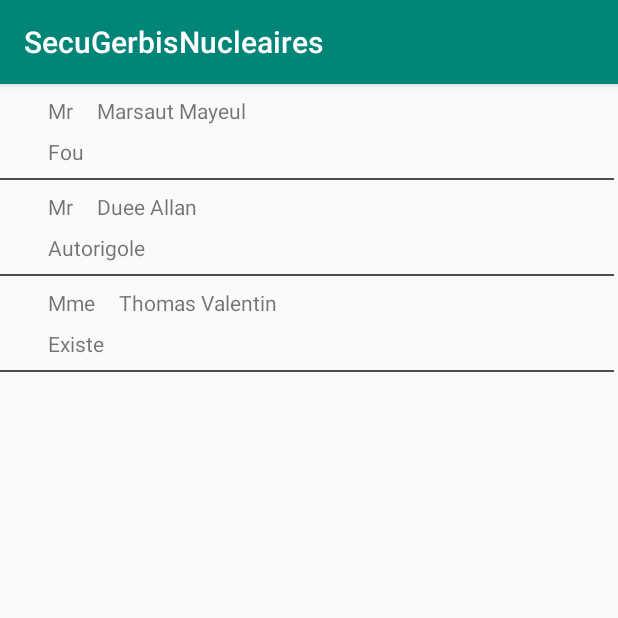
After one commit to EvannDev/cryptoMobile-1, an Android app: the PatientsInfoActivity screen opened directly, with no data from a screen before it, on a phone screen of 412 x 824 dp, the top half of it. The commit adds this screen. Run offline under Robolectric (Android 15) with nearby library versions, the phone set to English and light mode, and no system bars.

Commit message:
Pages : Home / PersonalIno / PatientInfo Features : RecyclerView + buttons

```diff
--- a/SecuGerbisNucleaires/app/build.gradle
+++ b/SecuGerbisNucleaires/app/build.gradle
@@ -35,5 +35,7 @@ dependencies {
     testImplementation 'junit:junit:4.12'
     androidTestImplementation 'androidx.test.ext:junit:1.1.1'
     androidTestImplementation 'androidx.test.espresso:espresso-core:3.2.0'
+    implementation 'androidx.recyclerview:recyclerview:1.1.0'
     // New dependencies here
+//    implementation 'com.squareup.picasso:picasso:2.71828'
 }
--- /dev/null
+++ b/SecuGerbisNucleaires/app/src/main/java/fr/isen/gerbisnucleaires/secugerbisnucleaires/PatientsInfoActivity.kt
@@ -0,0 +1,27 @@
+package fr.isen.gerbisnucleaires.secugerbisnucleaires
+
+import androidx.appcompat.app.AppCompatActivity
+import android.os.Bundle
+import android.widget.LinearLayout
+import androidx.recyclerview.widget.LinearLayoutManager
+import fr.isen.gerbisnucleaires.secugerbisnucleaires.recyclerview.PatientAdapter
+import fr.isen.gerbisnucleaires.secugerbisnucleaires.recyclerview.patient.Name
+import fr.isen.gerbisnucleaires.secugerbisnucleaires.recyclerview.patient.Patient
+import kotlinx.android.synthetic.main.activity_patients_info.*
+
+class PatientsInfoActivity : AppCompatActivity() {
+
+    private val patients: ArrayList<Patient> = arrayListOf(
+        Patient(Name("Marsaut", "Mayeul", "Mr"), "Fou"),
+        Patient(Name("Duee", "Allan", "Mr"), "Autorigole"),
+        Patient(Name("Thomas", "Valentin", "Mme"), "Existe")
+    )
+
+    override fun onCreate(savedInstanceState: Bundle?) {
+        super.onCreate(savedInstanceState)
+        setContentView(R.layout.activity_patients_info)
+
+        patientsRecycler.layoutManager = LinearLayoutManager(this)
+        patientsRecycler.adapter = PatientAdapter(patients)
+    }
+}
--- a/SecuGerbisNucleaires/app/src/main/java/fr/isen/gerbisnucleaires/secugerbisnucleaires/MainActivity.kt
+++ b/SecuGerbisNucleaires/app/src/main/java/fr/isen/gerbisnucleaires/secugerbisnucleaires/PersonalInfoActivity.kt
@@ -3,10 +3,10 @@ package fr.isen.gerbisnucleaires.secugerbisnucleaires
 import androidx.appcompat.app.AppCompatActivity
 import android.os.Bundle
 
-class MainActivity : AppCompatActivity() {
+class PersonalInfoActivity : AppCompatActivity() {
 
     override fun onCreate(savedInstanceState: Bundle?) {
         super.onCreate(savedInstanceState)
-        setContentView(R.layout.activity_main)
+        setContentView(R.layout.activity_personal_info)
     }
 }
--- /dev/null
+++ b/SecuGerbisNucleaires/app/src/main/java/fr/isen/gerbisnucleaires/secugerbisnucleaires/recyclerview/PatientAdapter.kt
@@ -0,0 +1,19 @@
+package fr.isen.gerbisnucleaires.secugerbisnucleaires.recyclerview
+
+import android.view.LayoutInflater
+import android.view.ViewGroup
+import androidx.recyclerview.widget.RecyclerView
+import fr.isen.gerbisnucleaires.secugerbisnucleaires.R
+import fr.isen.gerbisnucleaires.secugerbisnucleaires.recyclerview.patient.Patient
+
+class PatientAdapter(private val patients: ArrayList<Patient>) : RecyclerView.Adapter<PatientHolder>() {
+    override fun onCreateViewHolder(parent: ViewGroup, viewType: Int): PatientHolder {
+        return PatientHolder(LayoutInflater.from(parent.context).inflate(R.layout.activity_patient_item, parent, false))
+    }
+
+    override fun getItemCount(): Int = patients.size
+
+    override fun onBindViewHolder(holder: PatientHolder, position: Int) {
+        holder.bindValue(patients[position])
+    }
+}
--- /dev/null
+++ b/SecuGerbisNucleaires/app/src/main/java/fr/isen/gerbisnucleaires/secugerbisnucleaires/recyclerview/PatientHolder.kt
@@ -0,0 +1,14 @@
+package fr.isen.gerbisnucleaires.secugerbisnucleaires.recyclerview
+
+import android.view.View
+import androidx.recyclerview.widget.RecyclerView
+import fr.isen.gerbisnucleaires.secugerbisnucleaires.recyclerview.patient.Patient
+import kotlinx.android.synthetic.main.activity_patient_item.view.*
+
+class PatientHolder(itemView: View) : RecyclerView.ViewHolder(itemView) {
+    fun bindValue(patient: Patient) {
+        itemView.patientTitle.text = patient.name.title
+        itemView.patientName.text = (patient.name.name + " " + patient.name.firstName)
+        itemView.patientDisease.text = patient.disease
+    }
+}
--- /dev/null
+++ b/SecuGerbisNucleaires/app/src/main/java/fr/isen/gerbisnucleaires/secugerbisnucleaires/recyclerview/patient/Name.kt
@@ -0,0 +1,7 @@
+package fr.isen.gerbisnucleaires.secugerbisnucleaires.recyclerview.patient
+
+data class Name(
+    val name: String,
+    val firstName: String,
+    val title: String
+)
--- /dev/null
+++ b/SecuGerbisNucleaires/app/src/main/java/fr/isen/gerbisnucleaires/secugerbisnucleaires/recyclerview/patient/Patient.kt
@@ -0,0 +1,6 @@
+package fr.isen.gerbisnucleaires.secugerbisnucleaires.recyclerview.patient
+
+data class Patient(
+    val name: Name,
+    val disease: String
+)
--- /dev/null
+++ b/SecuGerbisNucleaires/app/src/main/res/layout/activity_patient_item.xml
@@ -0,0 +1,44 @@
+<?xml version="1.0" encoding="utf-8"?>
+<androidx.constraintlayout.widget.ConstraintLayout xmlns:android="http://schemas.android.com/apk/res/android"
+    xmlns:app="http://schemas.android.com/apk/res-auto"
+    android:layout_width="wrap_content"
+    android:layout_height="wrap_content">
+
+    <TextView
+        android:id="@+id/patientName"
+        android:layout_width="wrap_content"
+        android:layout_height="wrap_content"
+        android:layout_marginStart="16dp"
+        android:layout_marginTop="8dp"
+        app:layout_constraintStart_toEndOf="@+id/patientTitle"
+        app:layout_constraintTop_toTopOf="parent" />
+
+    <TextView
+        android:id="@+id/patientDisease"
+        android:layout_width="wrap_content"
+        android:layout_height="wrap_content"
+        android:layout_marginStart="32dp"
+        android:layout_marginTop="8dp"
+        app:layout_constraintStart_toStartOf="parent"
+        app:layout_constraintTop_toBottomOf="@+id/patientName" />
+
+    <TextView
+        android:id="@+id/patientTitle"
+        android:layout_width="wrap_content"
+        android:layout_height="wrap_content"
+        android:layout_marginStart="32dp"
+        android:layout_marginTop="8dp"
+        app:layout_constraintStart_toStartOf="parent"
+        app:layout_constraintTop_toTopOf="parent" />
+
+    <View
+        android:id="@+id/divider"
+        android:layout_width="409dp"
+        android:layout_height="1dp"
+        android:layout_marginTop="8dp"
+        android:background="#4D4D4D"
+        app:layout_constraintEnd_toEndOf="parent"
+        app:layout_constraintHorizontal_bias="0.0"
+        app:layout_constraintStart_toStartOf="parent"
+        app:layout_constraintTop_toBottomOf="@+id/patientDisease" />
+</androidx.constraintlayout.widget.ConstraintLayout>
--- a/SecuGerbisNucleaires/app/src/main/res/layout/activity_main.xml
+++ b/SecuGerbisNucleaires/app/src/main/res/layout/activity_patients_info.xml
@@ -4,15 +4,15 @@
     xmlns:tools="http://schemas.android.com/tools"
     android:layout_width="match_parent"
     android:layout_height="match_parent"
-    tools:context=".MainActivity">
+    tools:context=".PatientsInfoActivity">
 
-    <TextView
-        android:layout_width="wrap_content"
-        android:layout_height="wrap_content"
-        android:text="Hello World!"
+    <androidx.recyclerview.widget.RecyclerView
+        android:id="@+id/patientsRecycler"
+        android:layout_width="0dp"
+        android:layout_height="0dp"
         app:layout_constraintBottom_toBottomOf="parent"
-        app:layout_constraintLeft_toLeftOf="parent"
-        app:layout_constraintRight_toRightOf="parent"
+        app:layout_constraintEnd_toEndOf="parent"
+        app:layout_constraintHorizontal_bias="0.5"
+        app:layout_constraintStart_toStartOf="parent"
         app:layout_constraintTop_toTopOf="parent" />
-
 </androidx.constraintlayout.widget.ConstraintLayout>
--- a/SecuGerbisNucleaires/app/src/main/res/values/strings.xml
+++ b/SecuGerbisNucleaires/app/src/main/res/values/strings.xml
@@ -1,3 +1,5 @@
 <resources>
     <string name="app_name">SecuGerbisNucleaires</string>
+    <string name="book_icon">Book icon</string>
+    <string name="patient_icon">Patient icon</string>
 </resources>
--- /dev/null
+++ b/SecuGerbisNucleaires/app/src/main/res/xml/backup_descriptor.xml
@@ -0,0 +1,4 @@
+<?xml version="1.0" encoding="utf-8"?>
+<full-backup-content>
+    <!-- Exclude specific shared preferences that contain GCM registration Id -->
+</full-backup-content>
```
Also changed, not shown: SecuGerbisNucleaires/app/src/main/AndroidManifest.xml (+5 -2 lines), SecuGerbisNucleaires/app/src/main/java/fr/isen/gerbisnucleaires/secugerbisnucleaires/HomeActivity.kt (added, +30 -0 lines), SecuGerbisNucleaires/app/src/main/res/layout/activity_home.xml (added, +32 -0 lines), SecuGerbisNucleaires/app/src/main/res/layout/activity_personal_info.xml (added, +8 -0 lines), SecuGerbisNucleaires/app/src/main/res/drawable/book.png (added), SecuGerbisNucleaires/app/src/main/res/drawable/patient.png (added).
